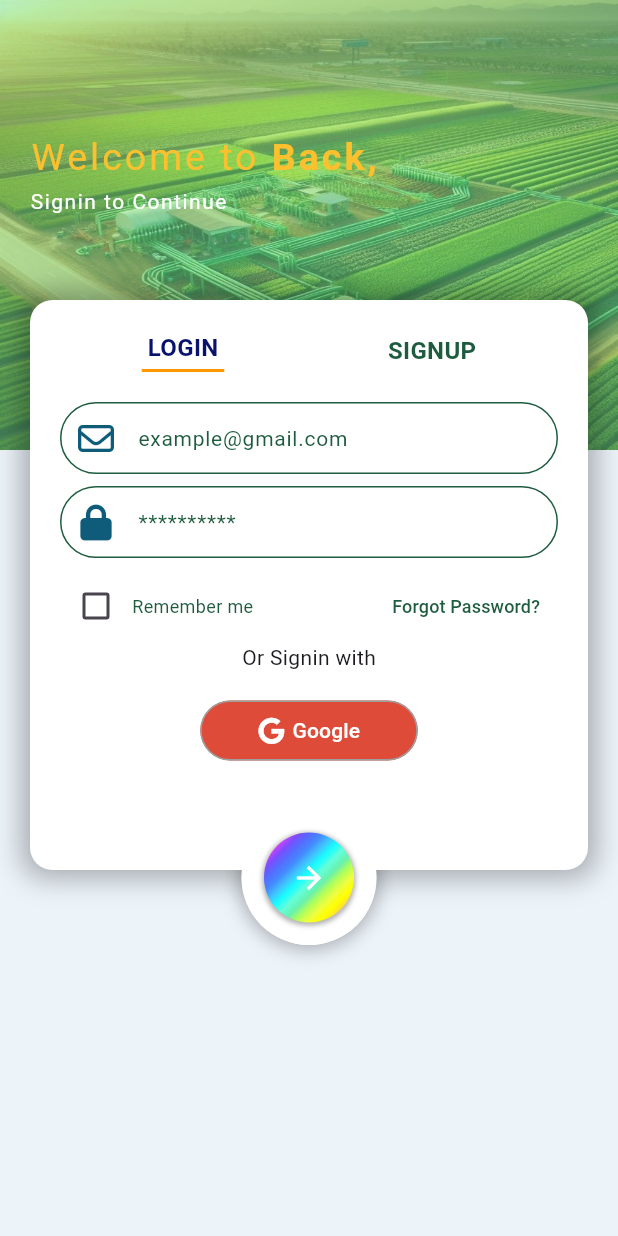
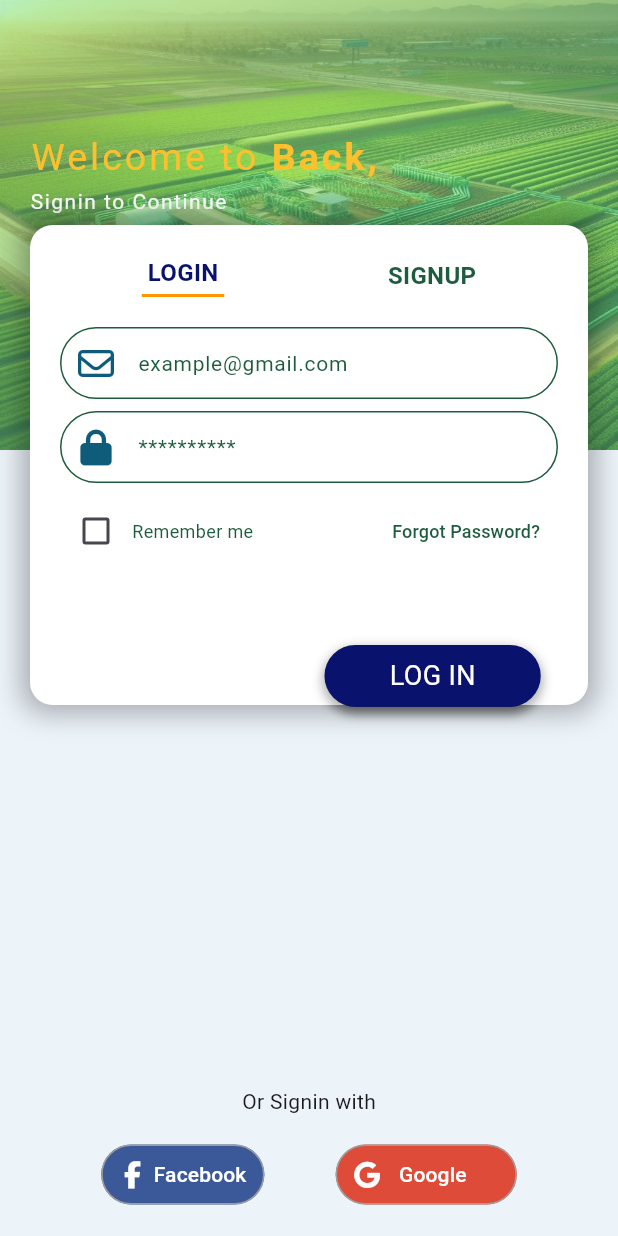
Before and after one commit to Ramdev-Lodhi/farm_connects, a Flutter app: the screen it shows after launch, on a phone screen of 412 x 824 dp. Run offline on Flutter 3.47's test engine with Material 3 defaults, Android fonts, the phone set to English and light mode, and no system bars; our stand-ins replace dio, font_awesome_flutter, get, hexcolor, shared_preferences; missing offline and left inert: dart:ffi; accounts and stored records are empty.

Commit message:
feat: Update Login

```diff
--- a/lib/screen/authScreen/login_signup.dart
+++ b/lib/screen/authScreen/login_signup.dart
@@ -1,3 +1,5 @@
+import 'dart:ffi';
+
 import 'package:flutter/material.dart';
 import 'package:font_awesome_flutter/font_awesome_flutter.dart';
 import 'package:farm_connects/constants/palette.dart';
@@ -67,13 +69,16 @@ class _LoginSignupScreenState extends State<LoginSignupScreen> {
 
   @override
   Widget build(BuildContext context) {
-    final keyboardOpen = MediaQuery.of(context).viewInsets.bottom != 0;
+    final keyboardOpen = MediaQuery
+        .of(context)
+        .viewInsets
+        .bottom != 0;
     final topPosition = isSignupScreen
-        ? (keyboardOpen ? 100 : 200)
-        : (keyboardOpen ? 150 : 200);
+        ? (keyboardOpen ? 50 : 150)
+        : (keyboardOpen ? 150 : 150);
     final heightPosition = isSignupScreen
         ? (keyboardOpen ? 450 : 500)
-        : (keyboardOpen ? 340 : 380);
+        : (keyboardOpen ? 340 : 320);
 
     return Scaffold(
       backgroundColor: Palette.backgroundColor,
@@ -144,7 +149,10 @@ class _LoginSignupScreenState extends State<LoginSignupScreen> {
               height: heightPosition.toDouble(),
               // isSignupScreen ? 500 : 380,
               padding: EdgeInsets.all(20),
-              width: MediaQuery.of(context).size.width - 40,
+              width: MediaQuery
+                  .of(context)
+                  .size
+                  .width - 40,
               margin: EdgeInsets.symmetric(horizontal: 20),
               decoration: BoxDecoration(
                   color: Colors.white,
@@ -155,7 +163,6 @@ class _LoginSignupScreenState extends State<LoginSignupScreen> {
                         blurRadius: 15,
                         spreadRadius: 5),
                   ]),
-              child: SingleChildScrollView(
               child: Column(
                 children: [
                   Row(
@@ -218,11 +225,25 @@ class _LoginSignupScreenState extends State<LoginSignupScreen> {
                     ],
                   ),
                   if (isSignupScreen)
-                      Form(key: _formKey, child: buildSignupSection()),
+                    Expanded(child: Form(
+                        key: _formKey, child: buildSignupSection())),
                   if (!isSignupScreen)
-                      Form(key: _signinFormKey, child: buildSigninSection()),
+                    Expanded(child: Form(
+                        key: _signinFormKey, child: buildSigninSection())),
+                  SizedBox(
+                    height: 25,
+                  ),
+
+                ],
+              ),
+            ),
+          ),
+          buildBottomHalfContainer(false),
           Positioned(
-                      top: MediaQuery.of(context).size.height - 100,
+            top: MediaQuery
+                .of(context)
+                .size
+                .height - 100,
             right: 0,
             left: 0,
             child: Column(
@@ -236,10 +257,10 @@ class _LoginSignupScreenState extends State<LoginSignupScreen> {
                   child: Row(
                     mainAxisAlignment: MainAxisAlignment.spaceEvenly,
                     children: [
-                                // buildTextButton(FontAwesomeIcons.facebookF,
-                                //     "Facebook", Palette.facebookColor),
+                      buildTextButton(FontAwesomeIcons.facebookF,
+                          "Facebook", Palette.facebookColor),
                       buildTextButton(FontAwesomeIcons.google,
-                                    "Google", Palette.googleColor),
+                          "  Google      ", Palette.googleColor),
                     ],
                   ),
                 )
@@ -248,23 +269,17 @@ class _LoginSignupScreenState extends State<LoginSignupScreen> {
           )
         ],
       ),
-              ),
-            ),
-          ),
-          buildBottomHalfContainer(false),
-        ],
-      ),
     );
   }
 
-  TextButton buildTextButton(
-      IconData icon, String title, Color backgroundColor) {
+  TextButton buildTextButton(IconData icon, String title,
+      Color backgroundColor) {
     return TextButton(
       onPressed: () {},
       style: TextButton.styleFrom(
           foregroundColor: Colors.white,
           side: BorderSide(width: 1, color: Colors.grey),
-          minimumSize: Size(145, 40),
+          // minimumSize: Size(145, 40),
           shape:
           RoundedRectangleBorder(borderRadius: BorderRadius.circular(20)),
           backgroundColor: backgroundColor),
@@ -372,6 +387,7 @@ class _LoginSignupScreenState extends State<LoginSignupScreen> {
   Container buildSignupSection() {
     return Container(
       margin: EdgeInsets.only(top: 20),
+      child: SingleChildScrollView(
         child: Column(
           children: [
             buildTextField(
@@ -482,6 +498,7 @@ class _LoginSignupScreenState extends State<LoginSignupScreen> {
             // ),
           ],
         ),
+      ),
     );
   }
 
@@ -517,74 +534,73 @@ class _LoginSignupScreenState extends State<LoginSignupScreen> {
   }
 
   Widget buildBottomHalfContainer(bool showShadow) {
-    final keyboardOpen = MediaQuery.of(context).viewInsets.bottom != 0;
+    final keyboardOpen = MediaQuery
+        .of(context)
+        .viewInsets
+        .bottom != 0;
+    final screenWidth = MediaQuery
+        .of(context)
+        .size
+        .width;
+
     return AnimatedPositioned(
       duration: Duration(milliseconds: 600),
       curve: Curves.bounceInOut,
-      top: isSignupScreen ? 670 : 540,
+      // Dynamically adjust the 'top' position based on signup or signin and keyboard state
+      top: isSignupScreen
+          ? (keyboardOpen ? 460 : 610) // Move up when the keyboard is open
+          : (keyboardOpen ? 450 : 430),
       right: 0,
-      left: 0,
+      left: screenWidth * 0.4,
+      // Responsive left positioning (30% of screen width)
       child: Center(
         child: GestureDetector(
-          onTap: () {
-            if (isSignupScreen) {
-              if (_formKey.currentState!.validate()) {
-                // print("Username: ${usernameController.text}");
-                // print("Phone: ${phoneController.text}");
-                // print("Address: ${addressController.text}");
-                // print("Pincode: ${pincodeController.text}");
-                // print("Password: ${passwordController.text}");
-              }
-            } else {
-              if (_signinFormKey.currentState!.validate()) {
-                // print("Phone: ${signinEmailController.text}");
-                // print("Password: ${signinPasswordController.text}");
-                LoginController.Signin(
-                  signinEmailController.text.trim(),
-                  signinPasswordController.text.trim(),
-                );
-              }
-            }
-          },
-          // onTap:_submitForm,
-          child: Container(
-            height: 90,
-            width: 90,
-            padding: EdgeInsets.all(15),
-            decoration: BoxDecoration(
-              color: Colors.white,
-              borderRadius: BorderRadius.circular(50),
-              boxShadow: [
-                if (showShadow)
-                  BoxShadow(
-                      color: Colors.black.withOpacity(.3),
-                      spreadRadius: 1.5,
-                      blurRadius: 10,
-                      offset: Offset(0, 1))
-              ],
-            ),
+          onTap: _submitForm, // Call the form submission method directly
+
           child: !showShadow
               ? Container(
+            height: screenWidth * 0.1, // Adjust height based on screen width
+            width: screenWidth * 0.35, // Adjust width based on screen width
             decoration: BoxDecoration(
-                        gradient: LinearGradient(
-                            // colors: [Colors.orange[200]!, Colors.red[400]!],
-                            colors: Colors.accents,
-                            begin: Alignment.topLeft,
-                            end: Alignment.bottomRight),
+              color: Palette.activeColor,
               borderRadius: BorderRadius.circular(30),
               boxShadow: [
                 BoxShadow(
-                              color: Colors.black.withOpacity(.3),
-                              spreadRadius: 1,
-                              blurRadius: 2,
-                              offset: Offset(0, 1))
-                        ]),
-                    child: Icon(
-                      Icons.arrow_forward,
-                      color: Colors.white,
+                  color: Colors.black.withOpacity(0.3),
+                  spreadRadius: 1.5,
+                  blurRadius: 5,
+                  offset: Offset(0, 3),
+                ),
+              ],
+            ),
+            child: Center(
+              child: Text(
+                isSignupScreen ? "SIGN UP" : "LOG IN",
+                style: TextStyle(color: Colors.white, fontSize: 18),
+              ),
             ),
           )
-                : Center(),
+              : Container(
+            height: screenWidth * 0.1,
+            width: screenWidth * 0.35,
+            decoration: BoxDecoration(
+              color: Palette.activeColor,
+              borderRadius: BorderRadius.circular(30),
+              boxShadow: [
+                BoxShadow(
+                  color: Colors.black.withOpacity(0.3),
+                  spreadRadius: 1.5,
+                  blurRadius: 5,
+                  offset: Offset(0, 3),
+                ),
+              ],
+            ),
+            child: Center(
+              child: Text(
+                isSignupScreen ? "SIGN UP" : "LOG IN",
+                style: TextStyle(color: Colors.white, fontSize: 18),
+              ),
+            ),
           ),
         ),
       ),
```
Lines whose indentation alone changed are shown as unchanged.
